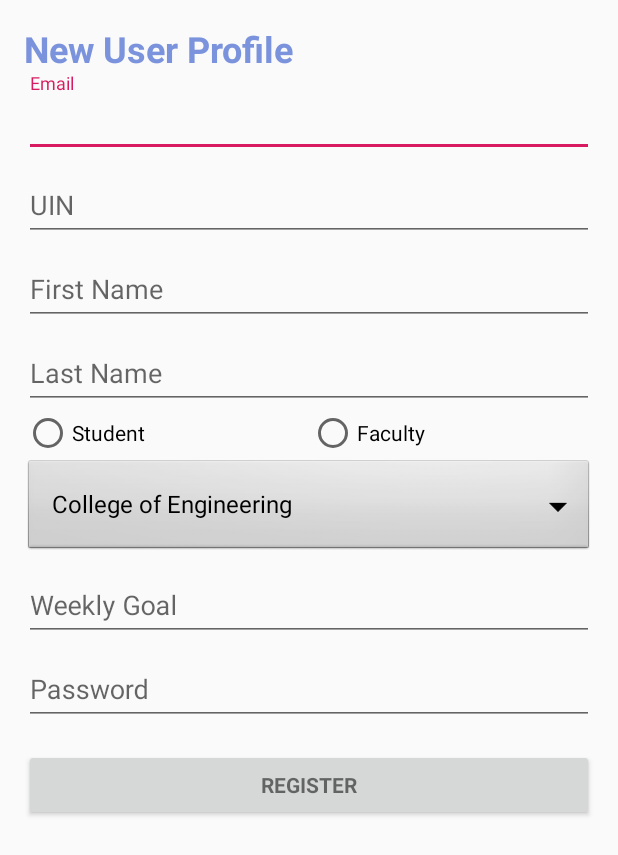
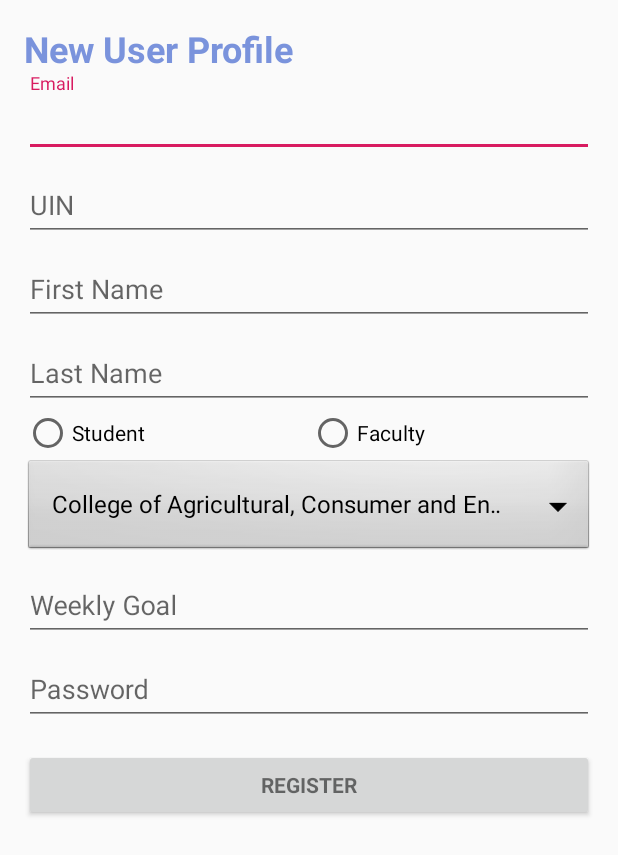
Before and after one commit to CS411FA18/RolyPoly, an Android app: the SignUpActivity screen opened directly, with no data from a screen before it, on a phone screen of 412 x 824 dp. Shown: the top 855 px of the screen. Run offline under Robolectric (Android 15) with nearby library versions, the phone set to English and light mode, and no system bars; our stand-ins replace Firebase (no records; nobody signed in at launch, a user with empty details on screens opened directly), Volley; libraries missing offline, so code that uses them is left out: com.firebase.ui; network calls fail.

Commit message:
fixed signUp activity

```diff
--- a/MySQLJavaApp/app/src/main/java/com/cs411/RolyPoly/LeaderboardActivity.java
+++ b/MySQLJavaApp/app/src/main/java/com/cs411/RolyPoly/LeaderboardActivity.java
@@ -88,7 +88,7 @@ public class LeaderboardActivity extends AppCompatActivity {
                             JSONObject jsonResponseObject = new JSONObject(response);
                             JSONArray jsonArray = jsonResponseObject.getJSONArray("results");
 
-                            for (int i = 0; i < jsonArray.length(); i++){
+                            for (int i = 0; i < jsonArray.length() && i < 10; i++){
 //                                System.out.println("Rank Number " + String.valueOf(i) + ": " + jsonArray.getJSONObject(i));
 
                                 JSONObject jsonObject = jsonArray.getJSONObject(i);
--- a/MySQLJavaApp/app/src/main/java/com/cs411/RolyPoly/SignUpActivity.java
+++ b/MySQLJavaApp/app/src/main/java/com/cs411/RolyPoly/SignUpActivity.java
@@ -7,8 +7,6 @@ import android.content.Intent;
 import android.os.Build;
 import android.os.Bundle;
 import android.support.annotation.NonNull;
-import android.support.design.widget.FloatingActionButton;
-import android.support.design.widget.Snackbar;
 import android.support.v7.app.AppCompatActivity;
 import android.support.v7.widget.Toolbar;
 import android.text.TextUtils;
@@ -68,7 +66,24 @@ public class SignUpActivity extends AppCompatActivity {
     private RequestQueue requestQueue;
     private static final String addUserURL = "https://cs411fa18.web.illinois.edu/phpScripts/Create_User.php";
 
-    String[] dropdownListItems = new String[]{"College of Engineering", "College of Liberal Arts and Sciences", "College of Education"};
+    String[] dropdownListItems = new String[] {
+            "College of Agricultural, Consumer and Environmental Sciences",
+            "College of Applied Health Sciences",
+            "College of Education",
+            "College of Engineering",
+            "College of Fine and Applied Arts",
+            "Division of General Studies",
+            "Gies College of Business",
+            "Graduate College",
+            "School of Labor and Employment Relations",
+            "College of Law",
+            "College of Liberal Arts and Sciences",
+            "School of Information Sciences",
+            "College of Media",
+            "Carle Illinois College of Medicine",
+            "School of Social Work",
+            "College of Veterinary Medicine"
+    };
 
     @Override
     protected void onCreate(Bundle savedInstanceState) {
@@ -76,15 +91,6 @@ public class SignUpActivity extends AppCompatActivity {
         setContentView(R.layout.activity_sign_up);
         Toolbar toolbar = (Toolbar) findViewById(R.id.toolbar);
         setSupportActionBar(toolbar);
-
-        FloatingActionButton fab = (FloatingActionButton) findViewById(R.id.fab);
-        fab.setOnClickListener(new View.OnClickListener() {
-            @Override
-            public void onClick(View view) {
-                Snackbar.make(view, "Replace with your own action", Snackbar.LENGTH_LONG)
-                        .setAction("Action", null).show();
-            }
-        });
 
         email = (EditText) findViewById(R.id.emailSignUp);
         password = (EditText) findViewById(R.id.passwordSignUp);
```
